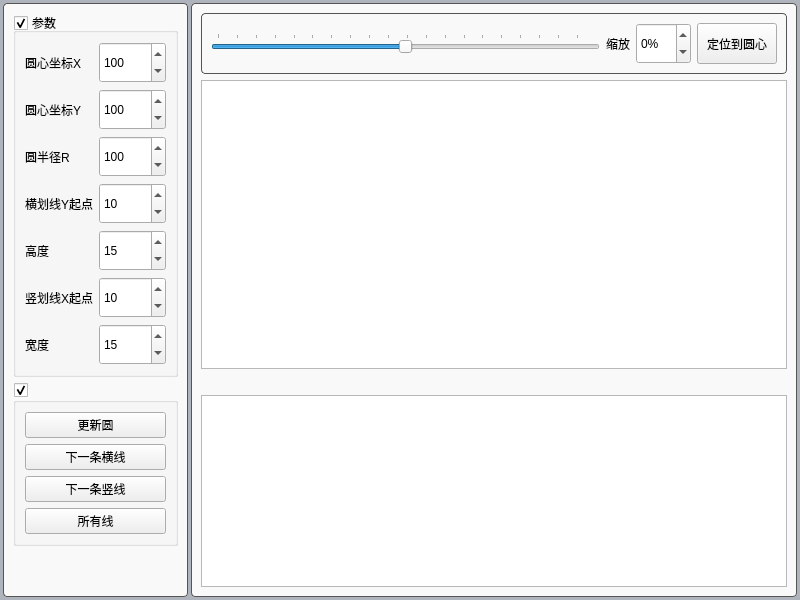
Old version of the form testQGraphicsScene/formcircle.ui in the repository fuxiruo/fuxiruo-and-Qt.
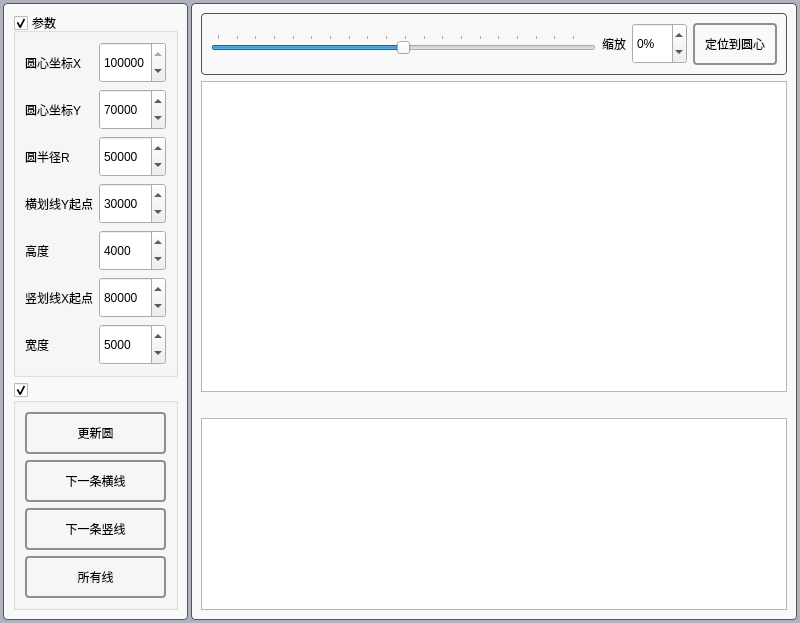
New version of the form.

Commit message: [testQGraphicsScene]QGraphicsScene使用--2

What changed in the file:
```diff
--- a/testQGraphicsScene/formcircle.ui
+++ b/testQGraphicsScene/formcircle.ui
@@ -24,13 +24,29 @@
 	background-color: rgb(174, 179, 188);
 }
 
-.QFrame{background-color: rgb(249, 249, 249);
-border: 1px solid #555;
-border-radius: 4px;
+.QFrame{
+	background-color: rgb(249, 249, 249);
+	border: 1px solid #555;
+	border-radius: 4px;
 }
 
 QSpinBox{
 	min-height:35
+}
+
+QPushButton {
+	padding:10;
+	border: 2px solid #8f8f91;
+	border-radius: 4px;
+	background-color: qlineargradient(x1: 0, y1: 0, x2: 0, y2: 1,
+                                        stop: 0 #f6f7fa, stop: 1 #dadbde);
+}
+QPushButton:hover{
+	background-color: qlineargradient(x1: 0, y1: 0, x2: 0, y2: 1, stop: 0 #dadbde,stop: 1 #aeb3bc);
+}
+QPushButton:pressed {
+	background-color: qlineargradient(x1: 0, y1: 0, x2: 0, y2: 1,
+                                        stop: 0 #dadbde, stop: 1 #f6f7fa);
 }</string>
   </property>
   <layout class="QHBoxLayout" name="horizontalLayout">
@@ -76,7 +92,7 @@
             <number>9999999</number>
            </property>
            <property name="value">
-            <number>10</number>
+            <number>80000</number>
            </property>
           </widget>
          </item>
@@ -93,7 +109,7 @@
             <number>9999999</number>
            </property>
            <property name="value">
-            <number>15</number>
+            <number>4000</number>
            </property>
           </widget>
          </item>
@@ -110,7 +126,7 @@
             <number>9999999</number>
            </property>
            <property name="value">
-            <number>10</number>
+            <number>30000</number>
            </property>
           </widget>
          </item>
@@ -141,7 +157,7 @@
             <number>9999999</number>
            </property>
            <property name="value">
-            <number>100</number>
+            <number>70000</number>
            </property>
           </widget>
          </item>
@@ -151,7 +167,7 @@
             <number>9999999</number>
            </property>
            <property name="value">
-            <number>100</number>
+            <number>120000</number>
            </property>
           </widget>
          </item>
@@ -168,7 +184,7 @@
             <number>9999999</number>
            </property>
            <property name="value">
-            <number>100</number>
+            <number>50000</number>
            </property>
           </widget>
          </item>
@@ -185,7 +201,7 @@
             <number>9999999</number>
            </property>
            <property name="value">
-            <number>15</number>
+            <number>5000</number>
            </property>
           </widget>
          </item>
```
The commit also changes 1 other file.
